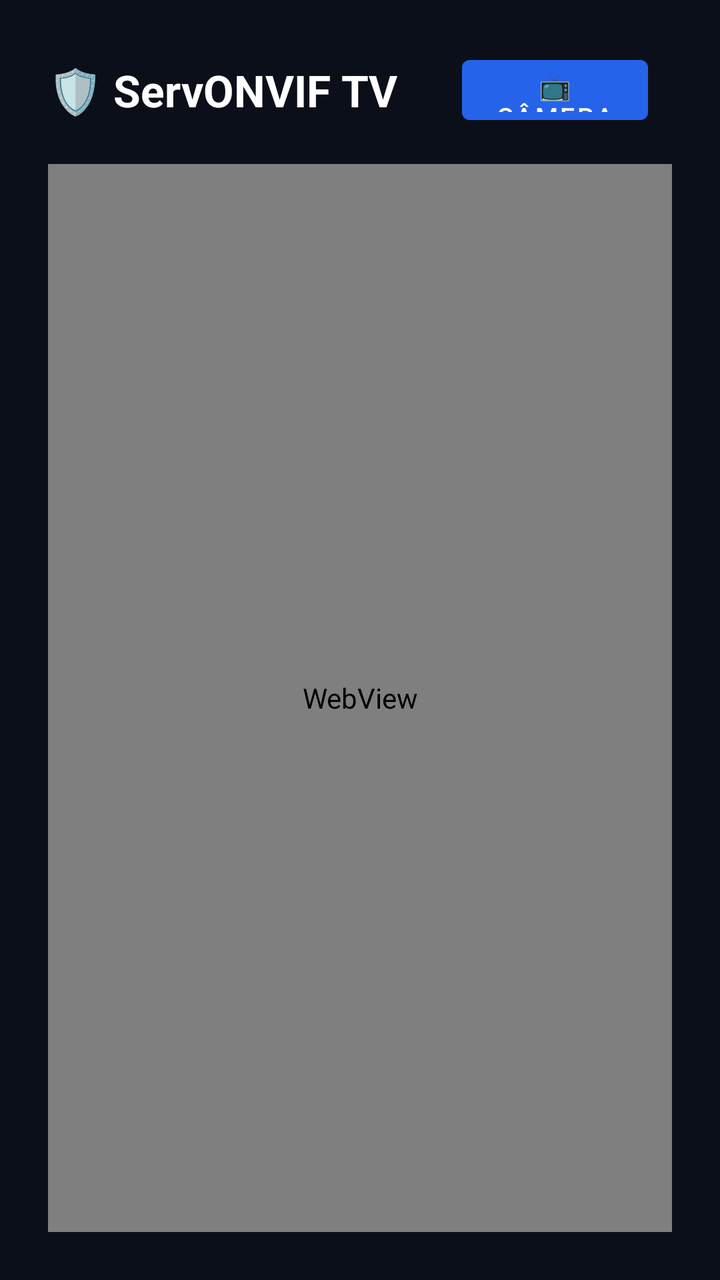
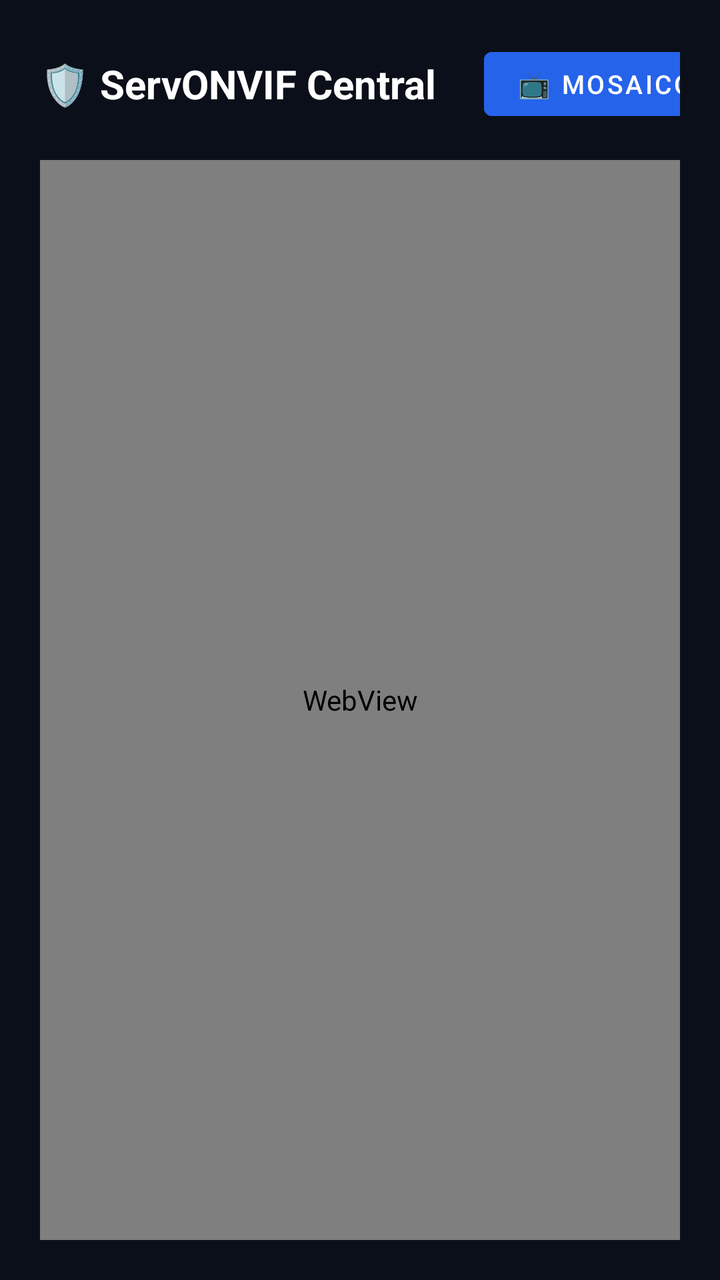

Compare the two renders of this Android layout. The source of the first and the diff that turns it into the second are given below.
<!-- AndroidManifest.xml: application theme Theme.ServONVIF -->
<!-- res/layout/activity_tv_dashboard.xml -->
<?xml version="1.0" encoding="utf-8"?>
<LinearLayout xmlns:android="http://schemas.android.com/apk/res/android"
    xmlns:tools="http://schemas.android.com/tools"
    android:layout_width="match_parent"
    android:layout_height="match_parent"
    android:orientation="vertical"
    android:background="#0B0F19"
    android:padding="24dp">

    
    <LinearLayout
        android:layout_width="match_parent"
        android:layout_height="wrap_content"
        android:orientation="horizontal"
        android:gravity="center_vertical"
        android:layout_marginBottom="16dp">

        <TextView
            android:layout_width="wrap_content"
            android:layout_height="wrap_content"
            android:text="🛡️ ServONVIF TV"
            android:textColor="#FFFFFF"
            android:textSize="22sp"
            android:textStyle="bold"
            android:layout_marginEnd="32dp" />

        <Button
            android:id="@+id/btnNavCameras"
            android:layout_width="wrap_content"
            android:layout_height="42dp"
            android:text="📺 Câmeras Ao Vivo"
            android:backgroundTint="#2563EB"
            android:textColor="#FFFFFF"
            android:textSize="13sp"
            android:focusable="true"
            android:layout_marginEnd="12dp" />

        <Button
            android:id="@+id/btnNavStatus"
            android:layout_width="wrap_content"
            android:layout_height="42dp"
            android:text="📊 Status do Sistema"
            android:backgroundTint="#1E293B"
            android:textColor="#94A3B8"
            android:textSize="13sp"
            android:focusable="true"
            android:layout_marginEnd="12dp" />

        <Button
            android:id="@+id/btnNavTests"
            android:layout_width="wrap_content"
            android:layout_height="42dp"
            android:text="🧪 Painel de Testes"
            android:backgroundTint="#1E293B"
            android:textColor="#94A3B8"
            android:textSize="13sp"
            android:focusable="true"
            android:layout_marginEnd="12dp" />

        <Button
            android:id="@+id/btnNavSettings"
            android:layout_width="wrap_content"
            android:layout_height="42dp"
            android:text="⚙️ Configurações"
            android:backgroundTint="#1E293B"
            android:textColor="#94A3B8"
            android:textSize="13sp"
            android:focusable="true" />
    </LinearLayout>

    
    <FrameLayout
        android:layout_width="match_parent"
        android:layout_height="0dp"
        android:layout_weight="1">

        
        <LinearLayout
            android:id="@+id/sectionCameras"
            android:layout_width="match_parent"
            android:layout_height="match_parent"
            android:orientation="vertical"
            android:visibility="visible">

            <WebView
                android:id="@+id/tvMainWebView"
                android:layout_width="match_parent"
                android:layout_height="match_parent"
                android:background="#000000" />
        </LinearLayout>

        
        <ScrollView
            android:id="@+id/sectionStatus"
            android:layout_width="match_parent"
            android:layout_height="match_parent"
            android:visibility="gone">

            <LinearLayout
                android:layout_width="match_parent"
                android:layout_height="wrap_content"
                android:orientation="vertical">

                <TextView
                    android:layout_width="wrap_content"
                    android:layout_height="wrap_content"
                    android:text="Visão Geral do Monitoramento em Tempo Real"
                    android:textColor="#E2E8F0"
                    android:textSize="16sp"
                    android:textStyle="bold"
                    android:layout_marginBottom="16dp" />

                
                <LinearLayout
                    android:layout_width="match_parent"
                    android:layout_height="wrap_content"
                    android:orientation="horizontal"
                    android:layout_marginBottom="16dp">

                    
                    <LinearLayout
                        android:layout_width="0dp"
                        android:layout_height="wrap_content"
                        android:layout_weight="1"
                        android:orientation="vertical"
                        android:background="#1E293B"
                        android:padding="16dp"
                        android:layout_marginEnd="12dp">

                        <TextView
                            android:layout_width="wrap_content"
                            android:layout_height="wrap_content"
                            android:text="🖥️ Servidor Backend"
                            android:textColor="#94A3B8"
                            android:textSize="13sp" />

                        <TextView
                            android:id="@+id/tvCardServerStatus"
                            android:layout_width="wrap_content"
                            android:layout_height="wrap_content"
                            android:text="🟢 Online"
                            android:textColor="#22C55E"
                            android:textSize="18sp"
                            android:textStyle="bold"
                            android:layout_marginTop="4dp" />

                        <TextView
                            android:id="@+id/tvCardServerIp"
                            android:layout_width="wrap_content"
                            android:layout_height="wrap_content"
                            android:text="192.168.1.96:8080"
                            android:textColor="#64748B"
                            android:textSize="12sp"
                            android:layout_marginTop="2dp" />
                    </LinearLayout>

                    
                    <LinearLayout
                        android:layout_width="0dp"
                        android:layout_height="wrap_content"
                        android:layout_weight="1"
                        android:orientation="vertical"
                        android:background="#1E293B"
                        android:padding="16dp"
                        android:layout_marginEnd="12dp">

                        <TextView
                            android:layout_width="wrap_content"
                            android:layout_height="wrap_content"
                            android:text="📡 Sentinela em 2º Plano"
                            android:textColor="#94A3B8"
                            android:textSize="13sp" />

                        <TextView
                            android:id="@+id/tvCardWsStatus"
                            android:layout_width="wrap_content"
                            android:layout_height="wrap_content"
                            android:text="🟢 Conectado"
                            android:textColor="#38BDF8"
                            android:textSize="18sp"
                            android:textStyle="bold"
                            android:layout_marginTop="4dp" />

                        <TextView
                            android:id="@+id/tvCardEventCount"
                            android:layout_width="wrap_content"
                            android:layout_height="wrap_content"
                            android:text="Pronto para receber alertas PiP"
                            android:textColor="#64748B"
                            android:textSize="12sp"
                            android:layout_marginTop="2dp" />
                    </LinearLayout>

                    
                    <LinearLayout
                        android:layout_width="0dp"
                        android:layout_height="wrap_content"
                        android:layout_weight="1"
                        android:orientation="vertical"
                        android:background="#1E293B"
                        android:padding="16dp">

                        <TextView
                            android:layout_width="wrap_content"
                            android:layout_height="wrap_content"
                            android:text="📷 Câmeras Conectadas"
                            android:textColor="#94A3B8"
                            android:textSize="13sp" />

                        <TextView
                            android:id="@+id/tvCardCameraCount"
                            android:layout_width="wrap_content"
                            android:layout_height="wrap_content"
                            android:text="-- Câmeras"
                            android:textColor="#F59E0B"
                            android:textSize="18sp"
                            android:textStyle="bold"
                            android:layout_marginTop="4dp" />

                        <TextView
                            android:id="@+id/tvCardCameraNames"
                            android:layout_width="wrap_content"
                            android:layout_height="wrap_content"
                            android:text="Sincronizando..."
                            android:textColor="#64748B"
                            android:textSize="12sp"
                            android:layout_marginTop="2dp" />
                    </LinearLayout>
                </LinearLayout>

                
                <LinearLayout
                    android:layout_width="match_parent"
                    android:layout_height="wrap_content"
                    android:orientation="vertical"
                    android:background="#1E293B"
                    android:padding="16dp"
                    android:layout_marginBottom="16dp">

                    <TextView
                        android:layout_width="wrap_content"
                        android:layout_height="wrap_content"
                        android:text="🔔 Último Alerta de Movimento Registrado"
                        android:textColor="#94A3B8"
                        android:textSize="13sp" />

                    <TextView
                        android:id="@+id/tvCardLastEvent"
                        android:layout_width="wrap_content"
                        android:layout_height="wrap_content"
                        android:text="Nenhum evento registrado nesta sessão"
                        android:textColor="#FFFFFF"
                        android:textSize="15sp"
                        android:layout_marginTop="6dp" />
                </LinearLayout>
            </LinearLayout>
        </ScrollView>

        
        <ScrollView
            android:id="@+id/sectionTests"
            android:layout_width="match_parent"
            android:layout_height="match_parent"
            android:visibility="gone">

            <LinearLayout
                android:layout_width="match_parent"
                android:layout_height="wrap_content"
                android:orientation="vertical">

                <TextView
                    android:layout_width="wrap_content"
                    android:layout_height="wrap_content"
                    android:text="🧪 Laboratório de Testes e Validação na Smart TV"
                    android:textColor="#E2E8F0"
                    android:textSize="16sp"
                    android:textStyle="bold"
                    android:layout_marginBottom="8dp" />

                <TextView
                    android:layout_width="wrap_content"
                    android:layout_height="wrap_content"
                    android:text="Use estes botões para testar as funções do app diretamente pelo controle remoto antes de usar em produção."
                    android:textColor="#94A3B8"
                    android:textSize="13sp"
                    android:layout_marginBottom="20dp" />

                
                <LinearLayout
                    android:layout_width="match_parent"
                    android:layout_height="wrap_content"
                    android:orientation="horizontal"
                    android:layout_marginBottom="16dp">

                    <Button
                        android:id="@+id/btnTestPiPAlert"
                        android:layout_width="0dp"
                        android:layout_height="56dp"
                        android:layout_weight="1"
                        android:text="🪟 Testar Alerta PiP (10s)"
                        android:backgroundTint="#2563EB"
                        android:textColor="#FFFFFF"
                        android:textSize="14sp"
                        android:focusable="true"
                        android:layout_marginEnd="12dp" />

                    <Button
                        android:id="@+id/btnTestSoundChime"
                        android:layout_width="0dp"
                        android:layout_height="56dp"
                        android:layout_weight="1"
                        android:text="🔔 Testar Aviso Sonoro"
                        android:backgroundTint="#334155"
                        android:textColor="#FFFFFF"
                        android:textSize="14sp"
                        android:focusable="true"
                        android:layout_marginEnd="12dp" />

                    <Button
                        android:id="@+id/btnTestServerPing"
                        android:layout_width="0dp"
                        android:layout_height="56dp"
                        android:layout_weight="1"
                        android:text="📡 Testar Ping Servidor"
                        android:backgroundTint="#334155"
                        android:textColor="#FFFFFF"
                        android:textSize="14sp"
                        android:focusable="true" />
                </LinearLayout>

                <LinearLayout
                    android:layout_width="match_parent"
                    android:layout_height="wrap_content"
                    android:orientation="horizontal"
                    android:layout_marginBottom="24dp">

                    <Button
                        android:id="@+id/btnTestSyncCameras"
                        android:layout_width="0dp"
                        android:layout_height="56dp"
                        android:layout_weight="1"
                        android:text="🔄 Sincronizar Câmeras Agora"
                        android:backgroundTint="#059669"
                        android:textColor="#FFFFFF"
                        android:textSize="14sp"
                        android:focusable="true"
                        android:layout_marginEnd="12dp" />

                    <Button
                        android:id="@+id/btnTestHeadsUpNotification"
                        android:layout_width="0dp"
                        android:layout_height="56dp"
                        android:layout_weight="1"
                        android:text="🚨 Testar Notificação Heads-Up"
                        android:backgroundTint="#DC2626"
                        android:textColor="#FFFFFF"
                        android:textSize="14sp"
                        android:focusable="true" />
                </LinearLayout>

                
                <TextView
                    android:layout_width="wrap_content"
                    android:layout_height="wrap_content"
                    android:text="Resultado dos Testes em Tempo Real:"
                    android:textColor="#94A3B8"
                    android:textSize="13sp"
                    android:layout_marginBottom="6dp" />

                <TextView
                    android:id="@+id/tvTestConsoleOutput"
                    android:layout_width="match_parent"
                    android:layout_height="wrap_content"
                    android:minHeight="80dp"
                    android:background="#020617"
                    android:padding="16dp"
                    android:text="Aguardando execução de testes..."
                    android:textColor="#38BDF8"
                    android:textSize="13sp"
                    android:fontFamily="monospace" />
            </LinearLayout>
        </ScrollView>
    </FrameLayout>
</LinearLayout>
<!-- resources referenced by this layout -->
<resources>
  <style name="Theme.ServONVIF" parent="Theme.MaterialComponents.DayNight.NoActionBar">
          <item name="colorPrimary">@color/blue_primary</item>
          <item name="android:windowBackground">@color/dark_bg</item>
      </style>
  <color name="blue_primary">#FF2563EB</color>
  <color name="dark_bg">#FF0B0F19</color>
</resources>

<!-- the commit's change to res/layout/activity_tv_dashboard.xml (unified diff, before → after) -->
@@ -5,7 +5,7 @@
     android:layout_height="match_parent"
     android:orientation="vertical"
     android:background="#0B0F19"
-    android:padding="24dp">
+    android:padding="20dp">
 
     
     <LinearLayout
@@ -18,54 +18,67 @@
         <TextView
             android:layout_width="wrap_content"
             android:layout_height="wrap_content"
-            android:text="🛡️ ServONVIF TV"
+            android:text="🛡️ ServONVIF Central"
             android:textColor="#FFFFFF"
-            android:textSize="22sp"
+            android:textSize="20sp"
             android:textStyle="bold"
-            android:layout_marginEnd="32dp" />
-
-        <Button
-            android:id="@+id/btnNavCameras"
-            android:layout_width="wrap_content"
-            android:layout_height="42dp"
-            android:text="📺 Câmeras Ao Vivo"
-            android:backgroundTint="#2563EB"
-            android:textColor="#FFFFFF"
-            android:textSize="13sp"
-            android:focusable="true"
-            android:layout_marginEnd="12dp" />
-
-        <Button
-            android:id="@+id/btnNavStatus"
-            android:layout_width="wrap_content"
-            android:layout_height="42dp"
-            android:text="📊 Status do Sistema"
-            android:backgroundTint="#1E293B"
-            android:textColor="#94A3B8"
-            android:textSize="13sp"
-            android:focusable="true"
-            android:layout_marginEnd="12dp" />
-
-        <Button
-            android:id="@+id/btnNavTests"
-            android:layout_width="wrap_content"
-            android:layout_height="42dp"
-            android:text="🧪 Painel de Testes"
-            android:backgroundTint="#1E293B"
-            android:textColor="#94A3B8"
-            android:textSize="13sp"
-            android:focusable="true"
-            android:layout_marginEnd="12dp" />
-
-        <Button
-            android:id="@+id/btnNavSettings"
-            android:layout_width="wrap_content"
-            android:layout_height="42dp"
-            android:text="⚙️ Configurações"
-            android:backgroundTint="#1E293B"
-            android:textColor="#94A3B8"
-            android:textSize="13sp"
-            android:focusable="true" />
+            android:layout_marginEnd="24dp" />
+
+        <HorizontalScrollView
+            android:layout_width="0dp"
+            android:layout_height="wrap_content"
+            android:layout_weight="1"
+            android:scrollbars="none">
+
+            <LinearLayout
+                android:layout_width="wrap_content"
+                android:layout_height="wrap_content"
+                android:orientation="horizontal">
+
+                <Button
+                    android:id="@+id/btnNavCameras"
+                    android:layout_width="wrap_content"
+                    android:layout_height="44dp"
+                    android:text="📺 Mosaico de Câmeras"
+                    android:backgroundTint="#2563EB"
+                    android:textColor="#FFFFFF"
+                    android:textSize="13sp"
+                    android:focusable="true"
+                    android:layout_marginEnd="10dp" />
+
+                <Button
+                    android:id="@+id/btnNavStatus"
+                    android:layout_width="wrap_content"
+                    android:layout_height="44dp"
+                    android:text="📊 Status &amp; Diagnóstico"
+                    android:backgroundTint="#1E293B"
+                    android:textColor="#94A3B8"
+                    android:textSize="13sp"
+                    android:focusable="true"
+                    android:layout_marginEnd="10dp" />
+
+                <Button
+                    android:id="@+id/btnNavTests"
+                    android:layout_width="wrap_content"
+                    android:layout_height="44dp"
+                    android:text="🧪 Central de Testes"
+                    android:backgroundTint="#1E293B"
+                    android:textColor="#94A3B8"
+                    android:textSize="13sp"
+                    android:focusable="true"
+                    android:layout_marginEnd="10dp" />
+
+                <Button
+                    android:id="@+id/btnNavSettings"
+                    android:layout_width="wrap_content"
+                    android:layout_height="44dp"
+                    android:text="⚙️ Configurações"
+                    android:backgroundTint="#1E293B"
+                    android:textColor="#94A3B8"
+                    android:textSize="13sp"
+                    android:focusable="true" />
+            </LinearLayout>
+        </HorizontalScrollView>
     </LinearLayout>
 
     
@@ -130,9 +143,9 @@
                         <TextView
                             android:layout_width="wrap_content"
                             android:layout_height="wrap_content"
-                            android:text="🖥️ Servidor Backend"
+                            android:text="🖥️ Servidor Mac / PC"
                             android:textColor="#94A3B8"
-                            android:textSize="13sp" />
+                            android:textSize="12sp" />
 
                         <TextView
                             android:id="@+id/tvCardServerStatus"
@@ -140,7 +153,7 @@
                             android:layout_height="wrap_content"
                             android:text="🟢 Online"
                             android:textColor="#22C55E"
-                            android:textSize="18sp"
+                            android:textSize="17sp"
                             android:textStyle="bold"
                             android:layout_marginTop="4dp" />
 
@@ -169,7 +182,7 @@
                             android:layout_height="wrap_content"
                             android:text="📡 Sentinela em 2º Plano"
                             android:textColor="#94A3B8"
-                            android:textSize="13sp" />
+                            android:textSize="12sp" />
 
                         <TextView
                             android:id="@+id/tvCardWsStatus"
@@ -177,7 +190,7 @@
                             android:layout_height="wrap_content"
                             android:text="🟢 Conectado"
                             android:textColor="#38BDF8"
-                            android:textSize="18sp"
+                            android:textSize="17sp"
                             android:textStyle="bold"
                             android:layout_marginTop="4dp" />
 
@@ -185,7 +198,7 @@
                             android:id="@+id/tvCardEventCount"
                             android:layout_width="wrap_content"
                             android:layout_height="wrap_content"
-                            android:text="Pronto para receber alertas PiP"
+                            android:text="Pronto para disparar PiP"
                             android:textColor="#64748B"
                             android:textSize="12sp"
                             android:layout_marginTop="2dp" />
@@ -205,7 +218,7 @@
                             android:layout_height="wrap_content"
                             android:text="📷 Câmeras Conectadas"
                             android:textColor="#94A3B8"
-                            android:textSize="13sp" />
+                            android:textSize="12sp" />
 
                         <TextView
                             android:id="@+id/tvCardCameraCount"
@@ -213,7 +226,7 @@
                             android:layout_height="wrap_content"
                             android:text="-- Câmeras"
                             android:textColor="#F59E0B"
-                            android:textSize="18sp"
+                            android:textSize="17sp"
                             android:textStyle="bold"
                             android:layout_marginTop="4dp" />
 
@@ -221,7 +234,7 @@
                             android:id="@+id/tvCardCameraNames"
                             android:layout_width="wrap_content"
                             android:layout_height="wrap_content"
-                            android:text="Sincronizando..."
+                            android:text="Sincronizando com o servidor..."
                             android:textColor="#64748B"
                             android:textSize="12sp"
                             android:layout_marginTop="2dp" />
@@ -240,7 +253,7 @@
                     <TextView
                         android:layout_width="wrap_content"
                         android:layout_height="wrap_content"
-                        android:text="🔔 Último Alerta de Movimento Registrado"
+                        android:text="🔔 Último Alerta de Movimento Recebido"
                         android:textColor="#94A3B8"
                         android:textSize="13sp" />
 
@@ -248,9 +261,9 @@
                         android:id="@+id/tvCardLastEvent"
                         android:layout_width="wrap_content"
                         android:layout_height="wrap_content"
-                        android:text="Nenhum evento registrado nesta sessão"
-                        android:textColor="#FFFFFF"
-                        android:textSize="15sp"
+                        android:text="Aguardando detecção de movimento do servidor..."
+                        android:textColor="#FFFFFF"
+                        android:textSize="14sp"
                         android:layout_marginTop="6dp" />
                 </LinearLayout>
             </LinearLayout>
@@ -271,90 +284,103 @@
                 <TextView
                     android:layout_width="wrap_content"
                     android:layout_height="wrap_content"
-                    android:text="🧪 Laboratório de Testes e Validação na Smart TV"
+                    android:text="🧪 Central de Testes e Diagnóstico"
                     android:textColor="#E2E8F0"
                     android:textSize="16sp"
                     android:textStyle="bold"
-                    android:layout_marginBottom="8dp" />
+                    android:layout_marginBottom="6dp" />
 
                 <TextView
                     android:layout_width="wrap_content"
                     android:layout_height="wrap_content"
-                    android:text="Use estes botões para testar as funções do app diretamente pelo controle remoto antes de usar em produção."
+                    android:text="Execute estes testes para validar áudio, flutuação Picture-in-Picture, conexão de rede e permissões do dispositivo:"
                     android:textColor="#94A3B8"
                     android:textSize="13sp"
-                    android:layout_marginBottom="20dp" />
+                    android:layout_marginBottom="16dp" />
 
                 
                 <LinearLayout
                     android:layout_width="match_parent"
                     android:layout_height="wrap_content"
                     android:orientation="horizontal"
-                    android:layout_marginBottom="16dp">
+                    android:layout_marginBottom="12dp">
 
                     <Button
                         android:id="@+id/btnTestPiPAlert"
                         android:layout_width="0dp"
-                        android:layout_height="56dp"
+                        android:layout_height="52dp"
                         android:layout_weight="1"
                         android:text="🪟 Testar Alerta PiP (10s)"
                         android:backgroundTint="#2563EB"
                         android:textColor="#FFFFFF"
-                        android:textSize="14sp"
+                        android:textSize="13sp"
                         android:focusable="true"
-                        android:layout_marginEnd="12dp" />
+                        android:layout_marginEnd="10dp" />
 
                     <Button
                         android:id="@+id/btnTestSoundChime"
                         android:layout_width="0dp"
-                        android:layout_height="56dp"
-                        android:layout_weight="1"
-                        android:text="🔔 Testar Aviso Sonoro"
+                        android:layout_height="52dp"
+                        android:layout_weight="1"
+                        android:text="🔔 Testar Som Chime"
                         android:backgroundTint="#334155"
                         android:textColor="#FFFFFF"
-                        android:textSize="14sp"
+                        android:textSize="13sp"
                         android:focusable="true"
-                        android:layout_marginEnd="12dp" />
+                        android:layout_marginEnd="10dp" />
 
                     <Button
                         android:id="@+id/btnTestServerPing"
                         android:layout_width="0dp"
-                        android:layout_height="56dp"
+                        android:layout_height="52dp"
                         android:layout_weight="1"
                         android:text="📡 Testar Ping Servidor"
                         android:backgroundTint="#334155"
                         android:textColor="#FFFFFF"
-                        android:textSize="14sp"
+                        android:textSize="13sp"
                         android:focusable="true" />
                 </LinearLayout>
 
+                
                 <LinearLayout
                     android:layout_width="match_parent"
                     android:layout_height="wrap_content"
                     android:orientation="horizontal"
-                    android:layout_marginBottom="24dp">
+                    android:layout_marginBottom="12dp">
 
                     <Button
                         android:id="@+id/btnTestSyncCameras"
                         android:layout_width="0dp"
-                        android:layout_height="56dp"
-                        android:layout_weight="1"
-                        android:text="🔄 Sincronizar Câmeras Agora"
+                        android:layout_height="52dp"
+                        android:layout_weight="1"
+                        android:text="🔄 Sincronizar Câmeras"
                         android:backgroundTint="#059669"
                         android:textColor="#FFFFFF"
-                        android:textSize="14sp"
+                        android:textSize="13sp"
                         android:focusable="true"
-                        android:layout_marginEnd="12dp" />
+                        android:layout_marginEnd="10dp" />
 
                     <Button
                         android:id="@+id/btnTestHeadsUpNotification"
                         android:layout_width="0dp"
-                        android:layout_height="56dp"
-                        android:layout_weight="1"
-                        android:text="🚨 Testar Notificação Heads-Up"
+                        android:layout_height="52dp"
+                        android:layout_weight="1"
+                        android:text="🚨 Testar Notificação"
                         android:backgroundTint="#DC2626"
                         android:textColor="#FFFFFF"
-                        android:textSize="14sp"
+                        android:textSize="13sp"
+                        android:focusable="true"
+                        android:layout_marginEnd="10dp" />
+
+                    <Button
+                        android:id="@+id/btnTestOverlayPermission"
+                        android:layout_width="0dp"
+                        android:layout_height="52dp"
+                        android:layout_weight="1"
+                        android:text="🔑 Permissão Sobrepor"
+                        android:backgroundTint="#7C3AED"
+                        android:textColor="#FFFFFF"
+                        android:textSize="13sp"
                         android:focusable="true" />
                 </LinearLayout>
 
@@ -362,16 +388,17 @@
                 <TextView
                     android:layout_width="wrap_content"
                     android:layout_height="wrap_content"
-                    android:text="Resultado dos Testes em Tempo Real:"
+                    android:text="Console de Diagnóstico em Tempo Real:"
                     android:textColor="#94A3B8"
                     android:textSize="13sp"
+                    android:layout_marginTop="8dp"
                     android:layout_marginBottom="6dp" />
 
                 <TextView
                     android:id="@+id/tvTestConsoleOutput"
                     android:layout_width="match_parent"
                     android:layout_height="wrap_content"
-                    android:minHeight="80dp"
+                    android:minHeight="100dp"
                     android:background="#020617"
                     android:padding="16dp"
                     android:text="Aguardando execução de testes..."
